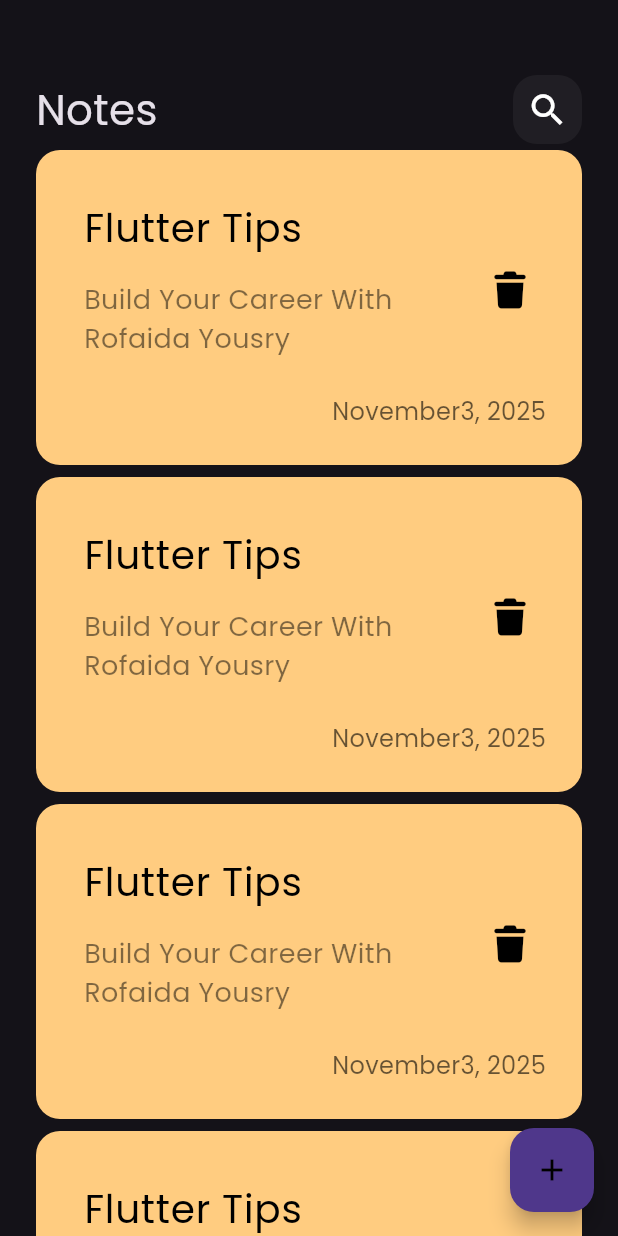
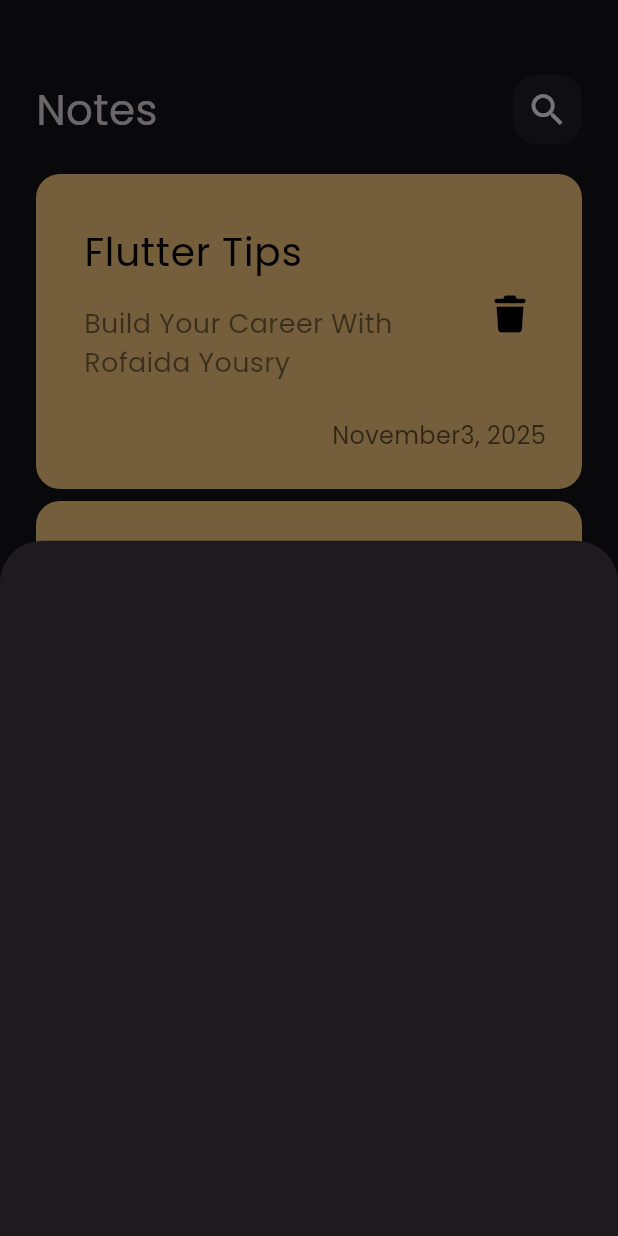
Before and after one commit to Rofaida-yousry26/notes_app, a Flutter app: the screen it shows after launch, after a tap on the "add" icon, on a phone screen of 412 x 824 dp. Run offline on Flutter 3.47's test engine with Material 3 defaults, Android fonts, the phone set to English and light mode, and no system bars; our stand-ins replace font_awesome_flutter.

Commit message:
show model bottom sheet

```diff
--- a/lib/views/notes_view.dart
+++ b/lib/views/notes_view.dart
@@ -1,4 +1,5 @@
 import 'package:flutter/material.dart';
+import 'package:notes_application/widgets/add_note_bottom_sheet.dart';
 import 'package:notes_application/widgets/notes_view_body.dart';
 
 class NotesView extends StatelessWidget {
@@ -7,8 +8,12 @@ class NotesView extends StatelessWidget {
   @override
   Widget build(BuildContext context) {
     return  Scaffold(
-      floatingActionButton:FloatingActionButton(onPressed: (){},
-      child:  Icon(Icons.add,color: Colors.black,),) ,
+      floatingActionButton:FloatingActionButton(onPressed: (){
+        showModalBottomSheet(context: context, builder: (context){
+          return const  AddNoteBottomSheet();
+        });
+      },
+      child:  Icon(Icons.add,),) ,
       body:const NotesViewBody(),
     );
   }
--- /dev/null
+++ b/lib/widgets/add_note_bottom_sheet.dart
@@ -0,0 +1,10 @@
+import 'package:flutter/material.dart';
+
+class AddNoteBottomSheet extends StatelessWidget {
+  const AddNoteBottomSheet({super.key});
+
+  @override
+  Widget build(BuildContext context) {
+    return  Container();
+  }
+}
--- a/lib/widgets/notes_list_view.dart
+++ b/lib/widgets/notes_list_view.dart
@@ -10,13 +10,17 @@ class NoteListView extends StatelessWidget {
   ];
   @override
   Widget build(BuildContext context) {
-    return ListView.builder(
+    return Padding(
+      padding: const EdgeInsets.symmetric(vertical: 16),
+      child: ListView.builder(
+        padding: EdgeInsets.zero,
         itemBuilder: (context, index) {
           return Padding(
             padding: const EdgeInsets.symmetric(vertical: 4),
             child: const NoteItem(),
           );
         } ,
+      ),
     );
   }
 }
```
Lines whose indentation alone changed are shown as unchanged.
